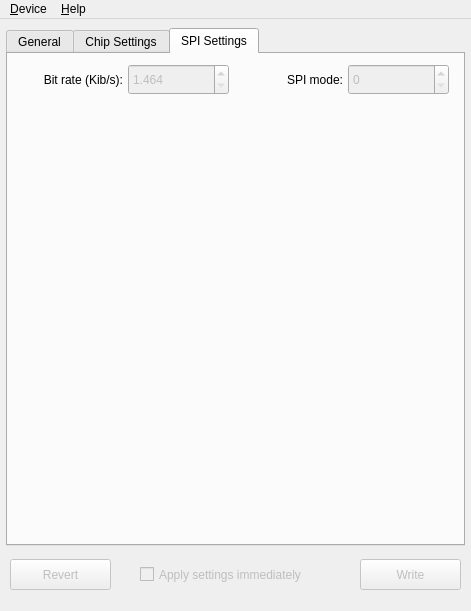
The window that src/configuratorwindow.ui (bloguetronica/mcp2210-conf) describes before a commit, drawn with Qt 5.
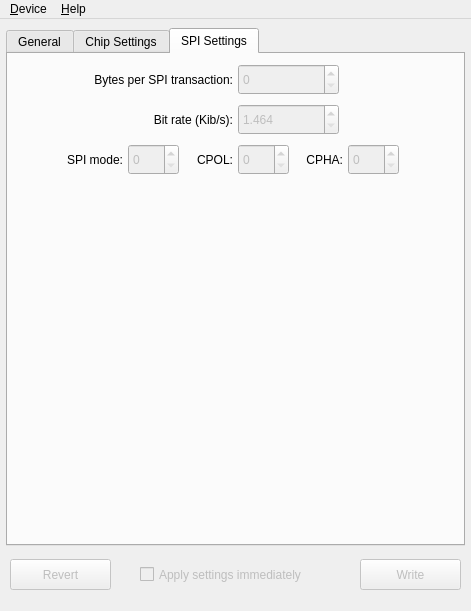
The same window after the commit. The open tabs and pages were chosen to show the change. Icons and pictures are not drawn.

Diff of the .ui file:
```diff
--- a/src/configuratorwindow.ui
+++ b/src/configuratorwindow.ui
@@ -1146,12 +1146,44 @@
      <attribute name="title">
       <string>SPI Settings</string>
      </attribute>
+     <widget class="QLabel" name="labelBytesPerTransaction">
+      <property name="geometry">
+       <rect>
+        <x>10</x>
+        <y>17</y>
+        <width>215</width>
+        <height>17</height>
+       </rect>
+      </property>
+      <property name="text">
+       <string>Bytes per SPI transaction:</string>
+      </property>
+      <property name="alignment">
+       <set>Qt::AlignRight|Qt::AlignTrailing|Qt::AlignVCenter</set>
+      </property>
+     </widget>
+     <widget class="QSpinBox" name="spinBoxBytesPerTransaction">
+      <property name="enabled">
+       <bool>false</bool>
+      </property>
+      <property name="geometry">
+       <rect>
+        <x>230</x>
+        <y>10</y>
+        <width>101</width>
+        <height>31</height>
+       </rect>
+      </property>
+      <property name="maximum">
+       <number>65535</number>
+      </property>
+     </widget>
      <widget class="QLabel" name="labelBitRate">
       <property name="geometry">
        <rect>
         <x>10</x>
-        <y>17</y>
-        <width>105</width>
+        <y>57</y>
+        <width>215</width>
         <height>17</height>
        </rect>
       </property>
@@ -1168,8 +1200,8 @@
       </property>
       <property name="geometry">
        <rect>
-        <x>120</x>
-        <y>10</y>
+        <x>230</x>
+        <y>50</y>
         <width>101</width>
         <height>31</height>
        </rect>
@@ -1187,8 +1219,8 @@
      <widget class="QLabel" name="labelSPIMode">
       <property name="geometry">
        <rect>
-        <x>230</x>
-        <y>17</y>
+        <x>10</x>
+        <y>97</y>
         <width>105</width>
         <height>17</height>
        </rect>
@@ -1206,14 +1238,78 @@
       </property>
       <property name="geometry">
        <rect>
+        <x>120</x>
+        <y>90</y>
+        <width>51</width>
+        <height>31</height>
+       </rect>
+      </property>
+      <property name="maximum">
+       <number>3</number>
+      </property>
+     </widget>
+     <widget class="QLabel" name="labelCPOL">
+      <property name="geometry">
+       <rect>
+        <x>180</x>
+        <y>97</y>
+        <width>45</width>
+        <height>17</height>
+       </rect>
+      </property>
+      <property name="text">
+       <string>CPOL:</string>
+      </property>
+      <property name="alignment">
+       <set>Qt::AlignRight|Qt::AlignTrailing|Qt::AlignVCenter</set>
+      </property>
+     </widget>
+     <widget class="QSpinBox" name="spinBoxCPOL">
+      <property name="enabled">
+       <bool>false</bool>
+      </property>
+      <property name="geometry">
+       <rect>
+        <x>230</x>
+        <y>90</y>
+        <width>51</width>
+        <height>31</height>
+       </rect>
+      </property>
+      <property name="maximum">
+       <number>1</number>
+      </property>
+     </widget>
+     <widget class="QLabel" name="labelCPHA">
+      <property name="geometry">
+       <rect>
+        <x>290</x>
+        <y>97</y>
+        <width>45</width>
+        <height>17</height>
+       </rect>
+      </property>
+      <property name="text">
+       <string>CPHA:</string>
+      </property>
+      <property name="alignment">
+       <set>Qt::AlignRight|Qt::AlignTrailing|Qt::AlignVCenter</set>
+      </property>
+     </widget>
+     <widget class="QSpinBox" name="spinBoxCPHA">
+      <property name="enabled">
+       <bool>false</bool>
+      </property>
+      <property name="geometry">
+       <rect>
         <x>340</x>
-        <y>10</y>
-        <width>101</width>
+        <y>90</y>
+        <width>51</width>
         <height>31</height>
        </rect>
       </property>
       <property name="maximum">
-       <number>3</number>
+       <number>1</number>
       </property>
      </widget>
     </widget>
```
